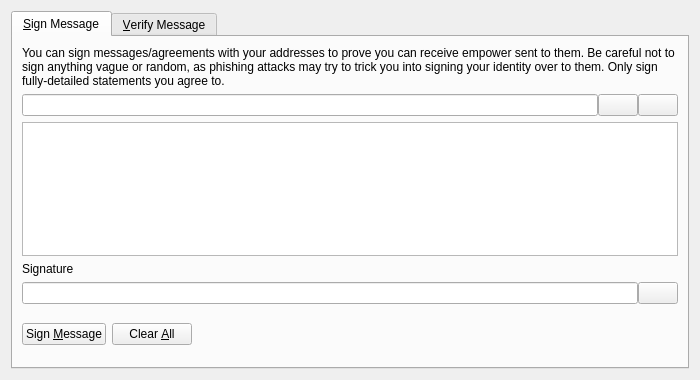
The window that src/qt/forms/signverifymessagedialog.ui (SaltineChips/Rubix-V3.0.0.0) describes before a commit, drawn with Qt 5.
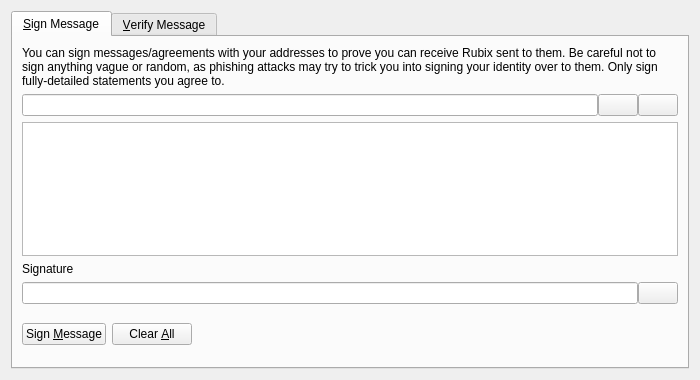
The same window after the commit. Icons and pictures are not drawn. Custom widgets are drawn as their Qt base class.

```diff
--- a/src/qt/forms/signverifymessagedialog.ui
+++ b/src/qt/forms/signverifymessagedialog.ui
@@ -30,7 +30,7 @@
        <item>
         <widget class="QLabel" name="infoLabel_SM">
          <property name="text">
-          <string>You can sign messages/agreements with your addresses to prove you can receive empower sent to them. Be careful not to sign anything vague or random, as phishing attacks may try to trick you into signing your identity over to them. Only sign fully-detailed statements you agree to.</string>
+          <string>You can sign messages/agreements with your addresses to prove you can receive Rubix sent to them. Be careful not to sign anything vague or random, as phishing attacks may try to trick you into signing your identity over to them. Only sign fully-detailed statements you agree to.</string>
          </property>
          <property name="textFormat">
           <enum>Qt::PlainText</enum>
```
Left out of the diff: 8 changed lines with no effect on the pictures.
